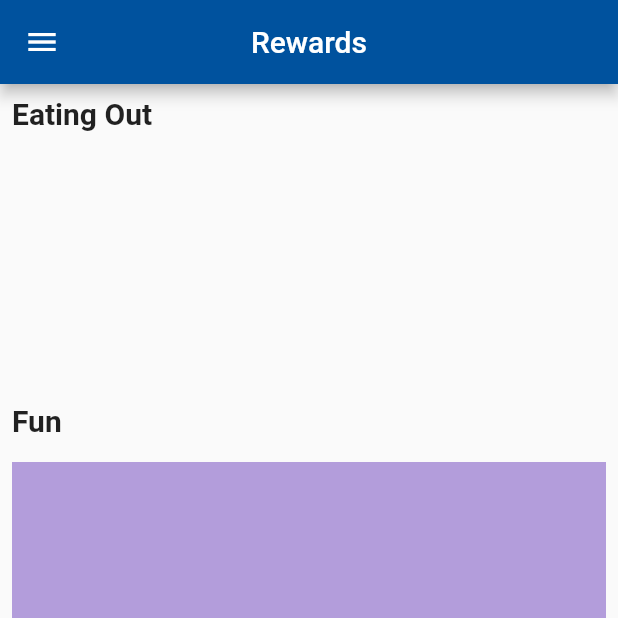
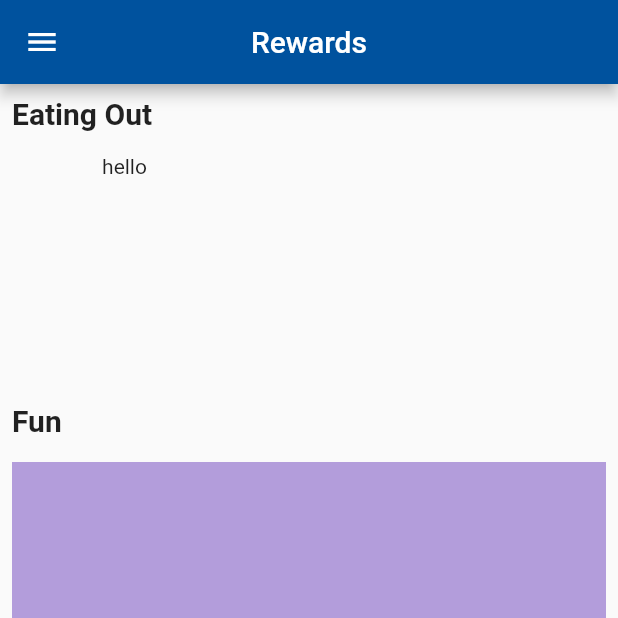
Before and after one commit to bhumika14afk/testing, a Flutter app: the screen it shows after launch, item 5 of the bottom bar chosen, on a phone screen of 412 x 824 dp, the top half of it. Run offline on Flutter 3.47's test engine with Material 2 defaults, Android fonts, the phone set to English and light mode, and no system bars; our stand-ins replace font_awesome_flutter; missing offline and left inert: avatars, linear_progress_bar; network calls fail.

Commit message:
reward page

```diff
--- a/tesco/lib/screens/rewards_screen.dart
+++ b/tesco/lib/screens/rewards_screen.dart
@@ -32,7 +32,9 @@ class _RewardsState extends State<Rewards> {
             child: Row(
               children: [
                 Container(
-                  child: Column(),
+                  child: Column(
+                    children: [Text("hello")],
+                  ),
                   height: 150,
                   width: 150,
                 ),
```
